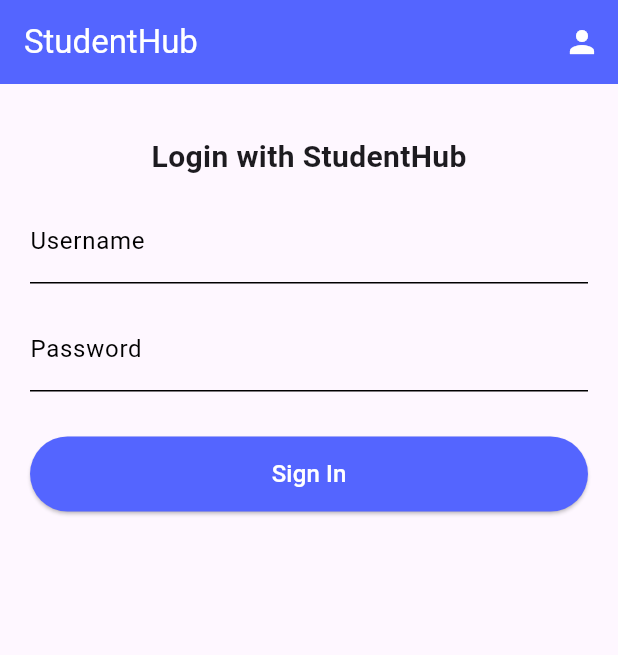
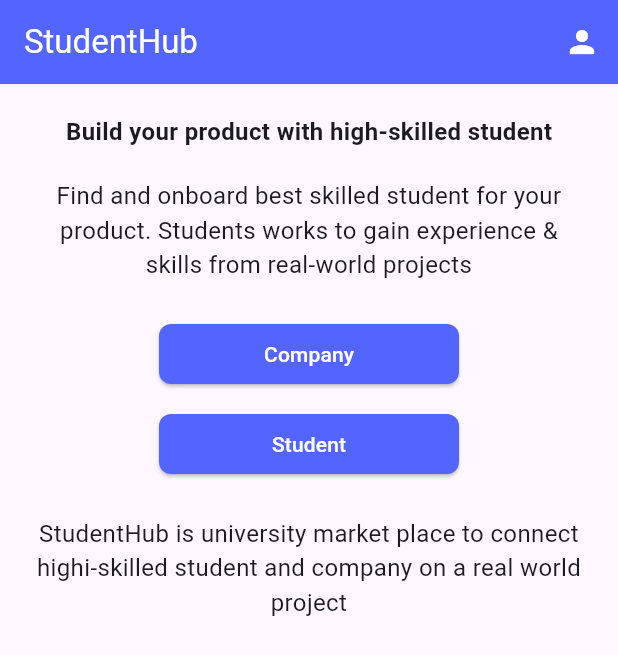
Before and after one commit to Minhnhat1104/FinalProject-Group12-Advanced-Mobile-Application-Development, a Flutter app: the screen it shows after launch, on a phone screen of 412 x 824 dp. Shown: the top 655 px of the screen. Run offline on Flutter 3.47's test engine with Material 3 defaults, Android fonts, the phone set to English and light mode, and no system bars.

Commit message:
Refacetor code login and do home screen

```diff
--- a/analysis_options.yaml
+++ b/analysis_options.yaml
@@ -1 +1,6 @@
 include: package:flutter_lints/flutter.yaml
+
+linter:
+  rules:
+    prefer_const_constructors: false
+    prefer_const_literals_to_create_immutables: false
--- /dev/null
+++ b/lib/constants/style.dart
@@ -0,0 +1 @@
+const double APP_PADDING_X = 12;
--- a/lib/main.dart
+++ b/lib/main.dart
@@ -1,5 +1,8 @@
 import 'package:flutter/material.dart';
-import 'package:student_hub/screens/login_screen.dart';
+import 'package:student_hub/constants/colors.dart';
+import 'package:student_hub/constants/style.dart';
+import 'package:student_hub/screens/Home/index.dart';
+import 'package:student_hub/screens/Login/index.dart';
 import 'package:student_hub/widgets/header_nav_widget.dart';
 
 void main() {
@@ -11,9 +14,20 @@ class MainApp extends StatelessWidget {
 
   @override
   Widget build(BuildContext context) {
-    return const MaterialApp(
-      debugShowCheckedModeBanner: false,
-      home: LoginScreen(), // Set LoginScreen as the home screen
-    );
+    return MaterialApp(
+        debugShowCheckedModeBanner: false,
+        home: Scaffold(
+          appBar: HeaderNavBar(),
+          body: Theme(
+            data: ThemeData.light().copyWith(
+              colorScheme: const ColorScheme.light(
+                primary: tdNeonBlue,
+              ),
+            ),
+            child: Container(
+                padding: EdgeInsets.symmetric(horizontal: APP_PADDING_X),
+                child: Home()),
+          ), // Set LoginScreen as the home screen
+        ));
   }
 }
--- /dev/null
+++ b/lib/screens/Home/index.dart
@@ -0,0 +1,58 @@
+import 'package:flutter/material.dart';
+import 'package:student_hub/constants/colors.dart';
+
+class Home extends StatelessWidget {
+  const Home({super.key});
+
+  @override
+  Widget build(BuildContext context) {
+    return Container(
+      padding: EdgeInsets.symmetric(horizontal: 12),
+      child: Column(
+        children: [
+          SizedBox(height: 20),
+          Text(
+            'Build your product with high-skilled student',
+            style: TextStyle(fontSize: 16, fontWeight: FontWeight.bold),
+          ),
+          SizedBox(height: 20),
+          Text(
+            'Find and onboard best skilled student for your product. Students works to gain experience & skills from real-world projects',
+            style: TextStyle(fontSize: 16, fontWeight: FontWeight.normal),
+            textAlign: TextAlign.center,
+          ),
+          SizedBox(height: 24),
+          ElevatedButton(
+              onPressed: () {},
+              style: ElevatedButton.styleFrom(
+                  backgroundColor: tdNeonBlue,
+                  fixedSize: Size(200, 40),
+                  shape: RoundedRectangleBorder(
+                      borderRadius: BorderRadius.circular(8))),
+              child: Text(
+                'Company',
+                style: TextStyle(color: tdWhite),
+              )),
+          SizedBox(height: 12),
+          ElevatedButton(
+              onPressed: () {},
+              style: ElevatedButton.styleFrom(
+                  backgroundColor: tdNeonBlue,
+                  fixedSize: Size(200, 40),
+                  shape: RoundedRectangleBorder(
+                      borderRadius: BorderRadius.circular(8))),
+              child: Text(
+                'Student',
+                style: TextStyle(color: tdWhite),
+              )),
+          SizedBox(height: 24),
+          Text(
+            'StudentHub is university market place to connect highi-skilled student and company on a real world project',
+            style: TextStyle(fontSize: 16, fontWeight: FontWeight.normal),
+            textAlign: TextAlign.center,
+          ),
+        ],
+      ),
+    );
+  }
+}
--- /dev/null
+++ b/lib/screens/Login/body.dart
@@ -0,0 +1,67 @@
+import 'package:flutter/material.dart';
+import 'package:student_hub/constants/colors.dart';
+import 'package:student_hub/model/user_model.dart';
+import 'package:student_hub/widgets/header_nav_widget.dart';
+
+class LoginWidget extends StatelessWidget {
+  final TextEditingController usernameController = TextEditingController();
+  final TextEditingController passwordController = TextEditingController();
+
+  @override
+  Widget build(BuildContext context) {
+    return Padding(
+      padding: EdgeInsets.all(20.0),
+      child: Column(
+        crossAxisAlignment: CrossAxisAlignment.stretch,
+        children: [
+          Padding(
+            padding: EdgeInsets.symmetric(vertical: 14.0),
+            child: Center(
+              child: Text(
+                'Login with StudentHub',
+                style: TextStyle(
+                    fontSize: 20,
+                    fontWeight: FontWeight.w600,
+                    fontFamily: 'Roboto'),
+              ),
+            ),
+          ),
+          TextField(
+            controller: usernameController,
+            decoration: InputDecoration(
+              labelText: 'Username',
+            ),
+          ),
+          SizedBox(height: 16.0),
+          TextField(
+            controller: passwordController,
+            obscureText: true,
+            decoration: InputDecoration(
+              labelText: 'Password',
+            ),
+          ),
+          SizedBox(height: 30.0),
+          ElevatedButton(
+            onPressed: () {
+              String username = usernameController.text;
+              String password = passwordController.text;
+              User user = User(username: username, password: password);
+              // Here you can perform login logic
+            },
+            style: ElevatedButton.styleFrom(
+              backgroundColor: tdNeonBlue,
+              minimumSize: Size(double.infinity, 50),
+            ),
+            child: Text(
+              'Sign In',
+              style: TextStyle(
+                fontSize: 16, // Set font size
+                color: Colors.white, // Set text color
+              ),
+            ),
+          ),
+        ],
+      ),
+    );
+  }
+}
--- a/lib/screens/login_screen.dart
+++ b/lib/screens/Login/index.dart
@@ -1,5 +1,5 @@
 import 'package:flutter/material.dart';
-import 'package:student_hub/widgets/login_widget.dart';
+import 'package:student_hub/screens/Login/body.dart';
 
 void main() {
   runApp(LoginScreen());
@@ -10,9 +10,6 @@ class LoginScreen extends StatelessWidget {
 
   @override
   Widget build(BuildContext context) {
-    return MaterialApp(
-      debugShowCheckedModeBanner: false,
-      home: LoginWidget(),
-    );
+    return LoginWidget();
   }
 }
--- a/lib/widgets/login_widget.dart
+++ /dev/null
@@ -1,78 +0,0 @@
-import 'package:flutter/material.dart';
-import 'package:student_hub/constants/colors.dart';
-import 'package:student_hub/model/user_model.dart';
-import 'package:student_hub/widgets/header_nav_widget.dart';
-
-class LoginWidget extends StatelessWidget {
-  final TextEditingController usernameController = TextEditingController();
-  final TextEditingController passwordController = TextEditingController();
-
-@override
-  Widget build(BuildContext context) {
-    return Scaffold(
-      appBar: HeaderNavBar(),
-      body: Theme(
-        data: ThemeData.light().copyWith(
-          colorScheme: const ColorScheme.light(
-            primary: tdNeonBlue,
-          ),
-        ),
-        child: Padding(
-          padding: EdgeInsets.all(20.0),
-          child: Column(
-            crossAxisAlignment: CrossAxisAlignment.stretch,
-            children: [
-              Padding(
-                padding: EdgeInsets.symmetric(vertical: 14.0),
-                child: Center(
-                  child: Text(
-                    'Login with StudentHub',
-                    style: TextStyle(
-                      fontSize: 20,
-                      fontWeight: FontWeight.w600,
-                      fontFamily: 'Roboto'
-                    ),
-                  ),
-                ),
-              ),
-              TextField(
-                controller: usernameController,
-                decoration: InputDecoration(
-                  labelText: 'Username',
-                ),
-              ),
-              SizedBox(height: 16.0),
-              TextField(
-                controller: passwordController,
-                obscureText: true,
-                decoration: InputDecoration(
-                  labelText: 'Password',
-                ),
-              ),
-              SizedBox(height: 30.0),
-              ElevatedButton(
-                onPressed: () {
-                  String username = usernameController.text;
-                  String password = passwordController.text;
-                  User user = User(username: username, password: password);
-                  // Here you can perform login logic
-                },
-                style: ElevatedButton.styleFrom(
-                  backgroundColor: tdNeonBlue,
-                  minimumSize: Size(double.infinity, 50),
-                ),
-                child: Text(
-                  'Sign In',
-                  style: TextStyle(
-                    fontSize: 16, // Set font size
-                    color: Colors.white, // Set text color
-                  ),
-                ),
-              ),
-            ],
-          ),
-        ),
-      ),
-    );
-  }
-}
```
Also changed, not shown: pubspec.lock.
